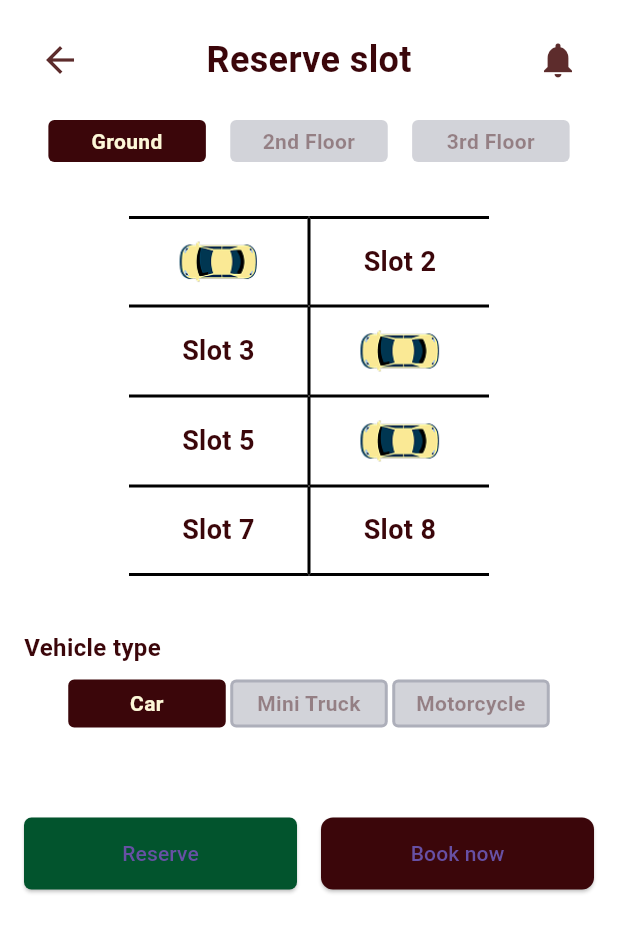
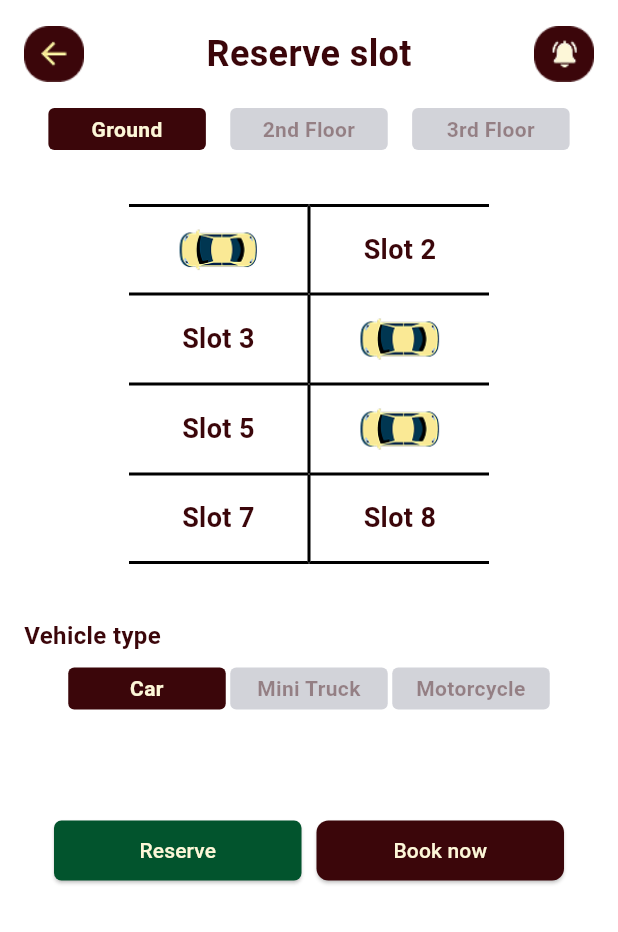
Before and after one commit to ranielt773/parkdito, a Flutter app: the ReservePage screen opened directly, after a tap on "Reserve", on a phone screen of 412 x 824 dp. Shown: the top 932 px of the screen. Run offline on Flutter 3.47's test engine with Material 3 defaults, Android fonts, the phone set to English and light mode, and no system bars; our stand-ins replace flutter_map, geolocator, latlong2, slide_to_act.

Commit message:
updated reserve slot

```diff
--- a/lib/pages/reserve.dart
+++ b/lib/pages/reserve.dart
@@ -106,9 +106,13 @@ class _ReservePageState extends State<ReservePage> {
               padding: const EdgeInsets.fromLTRB(16, 60, 16, 12),
               child: Row(
                 mainAxisAlignment: MainAxisAlignment.spaceBetween,
-                children: const [
-                  Icon(Icons.search, color: Color(0xFF3B060A), size: 28),
-                  Text(
+                  children: [
+                    Image.asset(
+                      "lib/assets/search.png", // Palitan ng tamang path
+                      width: 40,
+                      height: 40,
+                    ),
+                    const Text(
                       "Find Parking",
                       style: TextStyle(
                         fontSize: 24,
@@ -116,8 +120,12 @@ class _ReservePageState extends State<ReservePage> {
                         color: Color(0xFF3B060A),
                       ),
                     ),
-                  Icon(Icons.notifications, color: Color(0xFF3B060A), size: 28),
-                ],
+                    Image.asset(
+                      "lib/assets/notif.png", // Palitan ng tamang path
+                      width: 40,
+                      height: 40,
+                    ),
+                  ]
               ),
             ),
 
--- a/lib/pages/reserve/findparking.dart
+++ b/lib/pages/reserve/findparking.dart
@@ -1,5 +1,4 @@
 import 'package:flutter/material.dart';
-import 'package:parkditto/pages/reserve.dart';
 
 class FindParkingPage extends StatefulWidget {
   const FindParkingPage({super.key});
@@ -10,39 +9,92 @@ class FindParkingPage extends StatefulWidget {
 
 class _FindParkingPageState extends State<FindParkingPage> {
   int? selectedSlot;
-
-  // example: Slot 1 & 4 occupied
-  final List<int> occupiedSlots = [1, 4, 6];
+  String selectedFloor = "Ground";
 
   final List<String> vehicleTypes = ["Car", "Mini Truck", "Motorcycle"];
   String selectedVehicle = "Car";
 
+  // Different configurations for each vehicle type
+  final Map<String, Map<String, dynamic>> vehicleConfigs = {
+    "Car": {
+      "floors": ["Ground", "2nd Floor", "3rd Floor"],
+      "slotsPerFloor": 8,
+      "occupiedSlots": {
+        "Ground": [1, 4, 6],
+        "2nd Floor": [2, 5, 7],
+        "3rd Floor": [3, 8],
+      },
+      "image": "lib/assets/carz.png",
+      "slotHeight": 60.0,
+      "rows": 4,
+      "cols": 2,
+    },
+    "Mini Truck": {
+      "floors": ["Ground"], // Only ground floor for mini trucks
+      "slotsPerFloor": 4,
+      "occupiedSlots": {
+        "Ground": [2],
+      },
+      "image": "lib/assets/minitruck.png",
+      "slotHeight": 70.0, // Slightly taller for trucks
+      "rows": 2,
+      "cols": 2,
+    },
+    "Motorcycle": {
+      "floors": ["Ground", "2nd Floor", "3rd Floor"],
+      "slotsPerFloor": 10,
+      "occupiedSlots": {
+        "Ground": [3, 7],
+        "2nd Floor": [2, 5, 9],
+        "3rd Floor": [1, 4, 8],
+      },
+      "image": "lib/assets/motor.png",
+      "slotHeight": 42.0, // 70% of car height (60 * 0.7 = 42)
+      "rows": 5,
+      "cols": 2,
+    },
+  };
+
   @override
   Widget build(BuildContext context) {
+    final config = vehicleConfigs[selectedVehicle]!;
+    final currentFloors = List<String>.from(config["floors"] as List);
+    final currentOccupiedSlots = (config["occupiedSlots"] as Map<String, List<int>>)[selectedFloor] ?? [];
+    final slotHeight = config["slotHeight"] as double;
+    final rows = config["rows"] as int;
+    final cols = config["cols"] as int;
+    final vehicleImage = config["image"] as String;
+
+    // If selected floor is not available for current vehicle, switch to first available floor
+    if (!currentFloors.contains(selectedFloor)) {
+      WidgetsBinding.instance.addPostFrameCallback((_) {
+        setState(() {
+          selectedFloor = currentFloors.first;
+          selectedSlot = null;
+        });
+      });
+    }
+
     return Scaffold(
       backgroundColor: Colors.white,
-
-      // ✅ bottom nav bar (prototype)
-
-
       body: SafeArea(
         child: SingleChildScrollView(
           padding: const EdgeInsets.all(16),
           child: Column(
             crossAxisAlignment: CrossAxisAlignment.start,
             children: [
-              // ✅ Header
+              // Header
               Row(
                 mainAxisAlignment: MainAxisAlignment.spaceBetween,
                 children: [
-                  // Arrow icon with function
-                  IconButton(
-                    icon: const Icon(Icons.arrow_back, size:28, color: Color(0xFF5D2C2C)),
-                    onPressed: () {
-                      Navigator.pop(context); // Babalik sa previous page
-                    },
+                  InkWell(
+                    onTap: () => Navigator.pop(context),
+                    child: Image.asset(
+                      "lib/assets/back.png",
+                      width: 40,
+                      height: 40,
                     ),
-
+                  ),
                   const Text(
                     "Reserve slot",
                     style: TextStyle(
@@ -51,36 +103,35 @@ class _FindParkingPageState extends State<FindParkingPage> {
                       color: Color(0xFF3B060A),
                     ),
                   ),
-
-                  // Notification icon (pwede ring lagyan ng function)
-                  IconButton(
-                    icon: const Icon(Icons.notifications, size:28,color: Color(0xFF5D2C2C)),
-                    onPressed: () {
-                      // Pwede kang magdagdag ng function dito para sa notifications
-                      // Halimbawa: Navigator.push(context, MaterialPageRoute(builder: (context) => NotificationPage()));
-                    },
+                  InkWell(
+                    onTap: () {},
+                    child: Image.asset(
+                      "lib/assets/notif.png",
+                      width: 40,
+                      height: 40,
+                    ),
                   ),
                 ],
               ),
               const SizedBox(height: 16),
 
-              // ✅ Tabs
+              // Tabs - Show only available floors for current vehicle
+              if (currentFloors.length > 1) ...[
                 Row(
                   mainAxisAlignment: MainAxisAlignment.spaceEvenly,
-                children: [
-                  _buildTab("Ground", true),
-                  _buildTab("2nd Floor", false),
-                  _buildTab("3rd Floor", false),
-                ],
+                  children: currentFloors.map((floor) {
+                    return _buildTab(floor, selectedFloor == floor);
+                  }).toList(),
                 ),
                 const SizedBox(height: 20),
+              ],
 
-              // ✅ Parking slot layout (prototype)
-              _buildParkingSlots(),
+              // Parking slot layout
+              _buildParkingSlots(currentOccupiedSlots, slotHeight, rows, cols, vehicleImage),
 
               const SizedBox(height: 20),
 
-              // ✅ Vehicle type selector
+              // Vehicle type selector
               const Text(
                 "Vehicle type",
                 style: TextStyle(
@@ -96,20 +147,21 @@ class _FindParkingPageState extends State<FindParkingPage> {
                   children: vehicleTypes.map((type) {
                     bool selected = selectedVehicle == type;
                     return Container(
-                      width: 105, // Fixed width for all chips
+                      width: 105,
                       child: InkWell(
                         onTap: () {
-                          setState(() => selectedVehicle = type);
+                          setState(() {
+                            selectedVehicle = type;
+                            selectedSlot = null;
+                            // Reset to first available floor for this vehicle type
+                            selectedFloor = vehicleConfigs[type]!["floors"][0];
+                          });
                         },
                         child: Container(
                           padding: EdgeInsets.symmetric(horizontal: 4, vertical: 4),
                           decoration: BoxDecoration(
                             color: selected ? const Color(0xFF3B060A) : Color(0xFF3B060A2E).withOpacity(0.18),
                             borderRadius: BorderRadius.circular(4),
-                            border: Border.all(
-                              color: selected ? const Color(0xFF3B060A) : Color(0xFF3B060A2E).withOpacity(0.18),
-                              width: 2,
-                            ),
                           ),
                           child: Text(
                             type,
@@ -126,38 +178,46 @@ class _FindParkingPageState extends State<FindParkingPage> {
                   }).toList(),
                 ),
               ),
-              const SizedBox(height: 60),
+              const SizedBox(height: 70),
 
-              // ✅ Action buttons
+              // Action buttons
               Row(
                 children: [
+                  const SizedBox(width: 20),
                   Expanded(
                     child: ElevatedButton(
                       onPressed: () {},
                       style: ElevatedButton.styleFrom(
                         backgroundColor: Color(0xFF02542D),
-                        padding: const EdgeInsets.symmetric(vertical: 14),
+                        padding: const EdgeInsets.symmetric(vertical: 10),
                         shape: RoundedRectangleBorder(
                           borderRadius: BorderRadius.circular(5),
                         ),
                       ),
-                      child: const Text("Reserve"),
+                      child: const Text(
+                        "Reserve",
+                        style: TextStyle(color: Color(0xFFFDF7D8)),
                       ),
                     ),
-                  const SizedBox(width: 16),
+                  ),
+                  const SizedBox(width: 10),
                   Expanded(
                     child: ElevatedButton(
                       onPressed: () {},
                       style: ElevatedButton.styleFrom(
                         backgroundColor: Color(0xFF3B060A),
-                        padding: const EdgeInsets.symmetric(vertical: 14),
+                        padding: const EdgeInsets.symmetric(vertical: 10),
                         shape: RoundedRectangleBorder(
                           borderRadius: BorderRadius.circular(8),
                         ),
                       ),
-                      child: const Text("Book now"),
+                      child: const Text(
+                        "Book now",
+                        style: TextStyle(color: Color(0xFFFDF7D8)),
                       ),
                     ),
+                  ),
+                  const SizedBox(width: 20),
                 ],
               )
             ],
@@ -167,10 +227,17 @@ class _FindParkingPageState extends State<FindParkingPage> {
     );
   }
 
-  // ✅ reusable tab
+  // Reusable tab
   Widget _buildTab(String title, bool active) {
-    return Container(
-      width: 105, // Fixed width for all tabs
+    return GestureDetector(
+      onTap: () {
+        setState(() {
+          selectedFloor = title;
+          selectedSlot = null;
+        });
+      },
+      child: Container(
+        width: 105,
         padding: const EdgeInsets.symmetric(horizontal: 4, vertical: 4),
         decoration: BoxDecoration(
           color: active ? const Color(0xFF3B060A) : Color(0xFF3B060A2E).withOpacity(0.18),
@@ -184,25 +251,25 @@ class _FindParkingPageState extends State<FindParkingPage> {
             fontWeight: FontWeight.bold,
           ),
         ),
+      ),
     );
   }
 
-  // ✅ Parking slot layout (simplified grid)
-  Widget _buildParkingSlots() {
+  // Parking slot layout with dynamic parameters
+  Widget _buildParkingSlots(List<int> occupiedSlots, double slotHeight, int rows, int cols, String vehicleImage) {
     return Container(
       padding: const EdgeInsets.all(16),
       decoration: BoxDecoration(
         color: Colors.white,
         borderRadius: BorderRadius.circular(12),
-
       ),
       child: Column(
         mainAxisSize: MainAxisSize.min,
-        children: List.generate(4, (row) {
+        children: List.generate(rows, (row) {
           return Row(
             mainAxisAlignment: MainAxisAlignment.center,
-            children: List.generate(2, (col) {
-              int slotNum = row * 2 + col + 1;
+            children: List.generate(cols, (col) {
+              int slotNum = row * cols + col + 1;
               bool occupied = occupiedSlots.contains(slotNum);
               bool selected = selectedSlot == slotNum;
 
@@ -223,17 +290,17 @@ class _FindParkingPageState extends State<FindParkingPage> {
                 },
                 child: Container(
                   width: 120,
-                  height: 60,
+                  height: slotHeight,
                   decoration: BoxDecoration(
-                    color : (selected ? Colors.green[100] : Colors.white),
-                    border: _getBorderForSlot(row, col),
+                    color: (selected ? Colors.green[100] : Colors.white),
+                    border: _getBorderForSlot(row, col, rows),
                   ),
                   child: occupied
                       ? Center(
                     child: Image.asset(
-                      "lib/assets/carz.png",
-                      width: 84, // Adjust size as needed
-                      height: 84, // Adjust size as needed
+                      vehicleImage,
+                      width: slotHeight * 1.4, // Scale image proportionally
+                      height: slotHeight * 1.4,
                       fit: BoxFit.contain,
                     ),
                   )
@@ -242,7 +309,7 @@ class _FindParkingPageState extends State<FindParkingPage> {
                       "Slot $slotNum",
                       style: TextStyle(
                         fontWeight: FontWeight.bold,
-                        fontSize: 18,
+                        fontSize: slotHeight * 0.3, // Scale font size
                         color: selected ? Colors.green : const Color(0xFF3B060A),
                       ),
                     ),
@@ -256,81 +323,25 @@ class _FindParkingPageState extends State<FindParkingPage> {
     );
   }
 
-  Border _getBorderForSlot(int row, int col) {
+  Border _getBorderForSlot(int row, int col, int totalRows) {
+    bool isFirstRow = row == 0;
+    bool isLastRow = row == totalRows - 1;
+
     // For left column
     if (col == 0) {
-      if(row==0){
       return Border(
-        top: BorderSide(color: Colors.black, width: 2.0),
-        bottom: BorderSide(color: Colors.black, width: 1.0),
+        top: BorderSide(color: Colors.black, width: isFirstRow ? 2.0 : 1.0),
+        bottom: BorderSide(color: Colors.black, width: isLastRow ? 2.0 : 1.0),
         right: BorderSide(color: Colors.black, width: 1),
       );
     }
-      if(row==3){
-        return Border(
-          top: BorderSide(color: Colors.black, width: 1.0),
-          bottom: BorderSide(color: Colors.black, width: 2.0),
-          right: BorderSide(color: Colors.black, width: 1),
-        );
-      }
-      return Border(
-        top: BorderSide(color: Colors.black, width: 1.0),
-        bottom: BorderSide(color: Colors.black, width: 1.0),
-        right: BorderSide(color: Colors.black, width: 1),
-
-      );
-
-    }
     // For right column
     else {
-      if(row==0){
       return Border(
-          top: BorderSide(color: Colors.black, width: 2.0),
-          bottom: BorderSide(color: Colors.black, width: 1.0),
-          left: BorderSide(color: Colors.black, width: 1),
-        );
-      }
-      if(row==3){
-        return Border(
-          top: BorderSide(color: Colors.black, width: 1.0),
-          bottom: BorderSide(color: Colors.black, width: 2.0),
-          left: BorderSide(color: Colors.black, width: 1),
-        );
-      }
-      return Border(
-        top: BorderSide(color: Colors.black, width: 1.0),
-        bottom: BorderSide(color: Colors.black, width: 1.0),
+        top: BorderSide(color: Colors.black, width: isFirstRow ? 2.0 : 1.0),
+        bottom: BorderSide(color: Colors.black, width: isLastRow ? 2.0 : 1.0),
         left: BorderSide(color: Colors.black, width: 1),
       );
     }
   }
 }
-
-class LegendItem extends StatelessWidget {
-  final Color color;
-  final String text;
-
-  const LegendItem({
-    super.key,
-    required this.color,
-    required this.text,
-  });
-
-  @override
-  Widget build(BuildContext context) {
-    return Row(
-      children: [
-        Container(
-          width: 20,
-          height: 20,
-          color: color,
-          margin: const EdgeInsets.only(right: 5),
-          decoration: BoxDecoration(
-            border: Border.all(color: Colors.grey),
-          ),
-        ),
-        Text(text),
-      ],
-    );
-  }
-}
--- a/pubspec.yaml
+++ b/pubspec.yaml
@@ -34,6 +34,11 @@ flutter:
     - lib/assets/carb.png
     - lib/assets/carz.png
     - lib/assets/parkingbg.png
+    - lib/assets/back.png
+    - lib/assets/search.png
+    - lib/assets/notif.png
+    - lib/assets/motor.png
+    - lib/assets/minitruck.png
 flutter_icons:
   android: true
   ios: true
```
Also changed, not shown: lib/assets/back.png (added), lib/assets/minitruck.png (added), lib/assets/motor.png (added), lib/assets/notif.png (added), lib/assets/search.png (added). Lines whose indentation alone changed are shown as unchanged.
